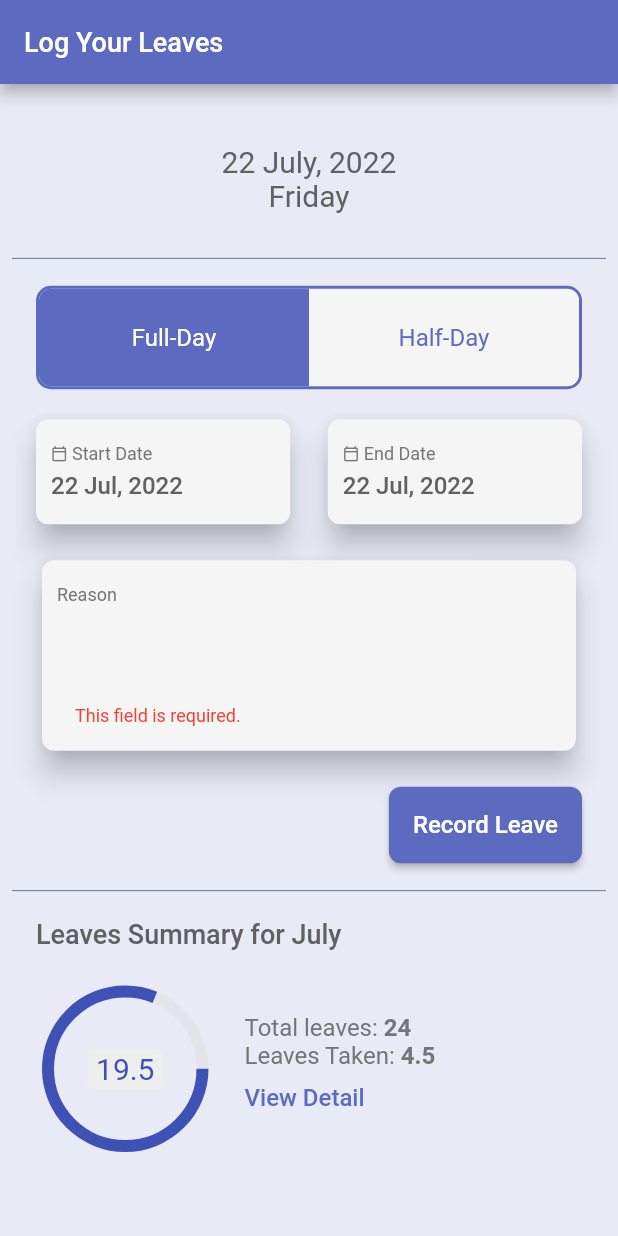
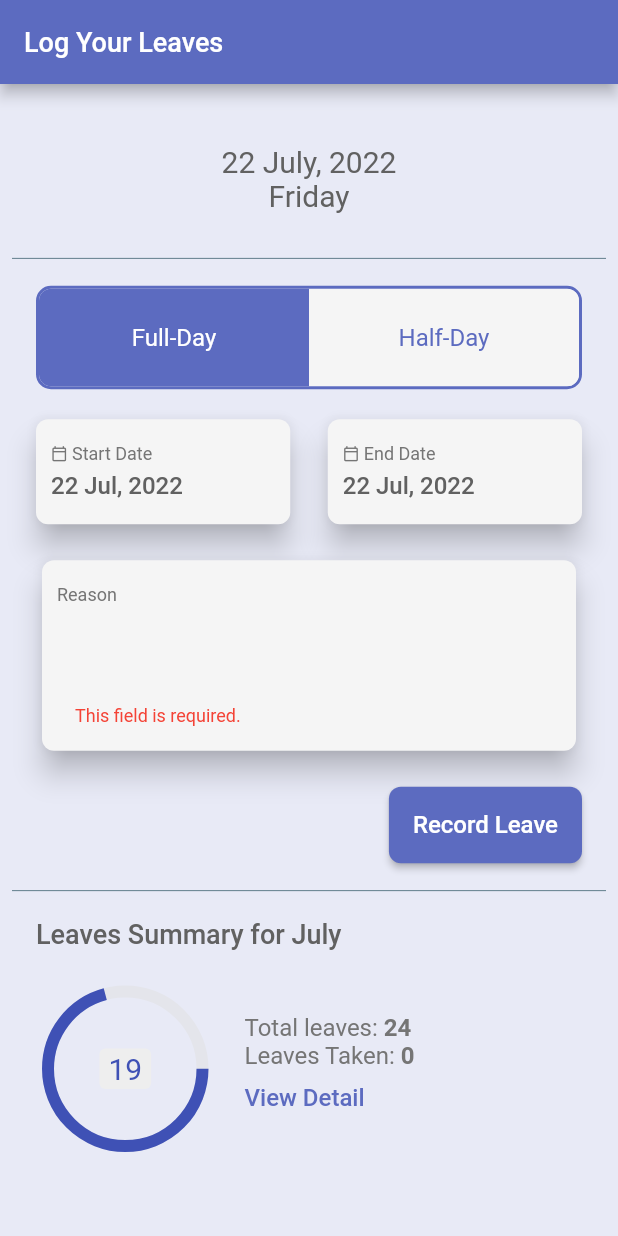
Before and after one commit to avinanakarmi/flutter_first, a Flutter app: the screen it shows after launch, after a tap on "Record Leave", on a phone screen of 412 x 824 dp. Run offline on Flutter 3.47's test engine with Material 2 defaults, Android fonts, the phone set to English and light mode, and no system bars; drawn by our look-alikes of pie_chart; our stand-ins replace firebase_core, firebase_database; accounts and stored records are empty; generated files the repository leaves out were written again.

Commit message:
Firebase integrated to record leaves

```diff
--- a/lib/classes/leave.dart
+++ b/lib/classes/leave.dart
@@ -1,10 +1,12 @@
 class Leave {
+  late String key;
   late DateTime startDate;
   late DateTime endDate;
   late String reason;
   late String type;
 
   Leave({
+    required this.key,
     required this.startDate,
     required this.endDate,
     required this.reason,
--- a/lib/main.dart
+++ b/lib/main.dart
@@ -1,7 +1,9 @@
 import 'package:firebase_core/firebase_core.dart';
 import 'package:flutter/material.dart';
+import 'package:provider/provider.dart';
 
 import 'package:first/firebase_options.dart';
+import 'package:first/providers/leaves_provider.dart';
 
 import 'screens/home.dart';
 
@@ -11,7 +13,14 @@ Future main() async {
     options: DefaultFirebaseOptions.currentPlatform,
   );
 
-  runApp(const MyApp());
+  runApp(
+    MultiProvider(
+      providers: [
+        ChangeNotifierProvider(create: (_) => Leaves()),
+      ],
+      child: const MyApp(),
+    ),
+  );
 }
 
 class MyApp extends StatelessWidget {
@@ -33,22 +42,10 @@ class MyApp extends StatelessWidget {
             color: Color(0xff616161),
             fontSize: 20,
           ),
-          bodyText1: TextStyle(
-            color: Color(0xff616161),
-            fontSize: 16
-          ),
-          bodyText2: TextStyle(
-            color: Color(0xff757575),
-            fontSize: 16
-          ),
-          button: TextStyle(
-            color: Colors.white,
-            fontSize: 16
-          ),
-          subtitle1: TextStyle(
-            color: Color(0xff757575),
-            fontSize: 12
-          ),
+          bodyText1: TextStyle(color: Color(0xff616161), fontSize: 16),
+          bodyText2: TextStyle(color: Color(0xff757575), fontSize: 16),
+          button: TextStyle(color: Colors.white, fontSize: 16),
+          subtitle1: TextStyle(color: Color(0xff757575), fontSize: 12),
         ),
       ),
       home: const MyHomePage(title: 'Log Your Leaves'),
--- /dev/null
+++ b/lib/providers/leaves_provider.dart
@@ -0,0 +1,42 @@
+import 'package:flutter/foundation.dart';
+
+import '../classes/leave.dart';
+
+class Leaves with ChangeNotifier, DiagnosticableTreeMixin {
+  final List<Leave> _leaves = [];
+  final List<DateTime> _unselectableLeaves = [];
+  double _leavesTaken = 0;
+
+  List<Leave> get leaves => _leaves;
+  List<DateTime> get unselectableLeaves => _unselectableLeaves;
+  double get leaveTaken => _leavesTaken;
+
+  void append(leave) {
+    _leaves.add(leave);
+    double leaveDuration =
+        leave.endDate.difference(leave.startDate).inHours / 24;
+    _leavesTaken =
+        _leavesTaken + double.parse(leaveDuration.toStringAsFixed(1));
+
+    final daysToGenerate = leave.endDate.add(const Duration(days: 1)).difference(leave.startDate).inDays;
+    var days = List.generate(
+        daysToGenerate,
+        (i) => DateTime(leave.startDate.year, leave.startDate.month,
+            leave.startDate.day + (i)));
+
+    for (var day in days) {
+      if (!(_unselectableLeaves.indexWhere((element) => element == day) >= 0)) {
+        _unselectableLeaves.add(day);
+      }
+    }
+
+    notifyListeners();
+  }
+
+  /// Makes `Counter` readable inside the devtools by listing all of its properties
+  @override
+  void debugFillProperties(DiagnosticPropertiesBuilder properties) {
+    super.debugFillProperties(properties);
+    properties.add(IterableProperty('leaves', leaves));
+  }
+}
--- a/lib/screens/home.dart
+++ b/lib/screens/home.dart
@@ -1,3 +1,4 @@
+import 'package:first/utilities/database.dart';
 import 'package:first/widgets/custom_divider.dart';
 import 'package:first/widgets/leave_form.dart';
 import 'package:first/widgets/leave_summary.dart';
@@ -5,6 +6,9 @@ import 'package:first/widgets/leave_summary.dart';
 import 'package:flutter/material.dart';
 
 import 'package:first/widgets/date.dart';
+import 'package:provider/provider.dart';
+
+import '../providers/leaves_provider.dart';
 
 class MyHomePage extends StatefulWidget {
   const MyHomePage({Key? key, required this.title}) : super(key: key);
@@ -26,12 +30,24 @@ class _MyHomePageState extends State<MyHomePage> {
         child: Padding(
           padding: const EdgeInsets.symmetric(vertical: 20.0, horizontal: 8.0),
           child: Column(
-            children: const <Widget>[
-              TodayDate(),
-              CustomDivider(),
-              LeaveForm(),
-              CustomDivider(),
-              LeaveSummary(),
+            children: <Widget>[
+              const TodayDate(),
+              const CustomDivider(),
+              const LeaveForm(),
+              const CustomDivider(),
+              FutureBuilder<void>(
+                future: getLeaves(
+                  context.read<Leaves>().append,
+                  context.watch<Leaves>().leaves,
+                ),
+                builder: (BuildContext context, AsyncSnapshot<void> snapshot) {
+                  if (snapshot.connectionState == ConnectionState.done) {
+                    return const LeaveSummary();
+                  } else {
+                    return const Text("Loading ...");
+                  }
+                },
+              ),
             ],
           ),
         ),
--- a/lib/screens/leaves_detail.dart
+++ b/lib/screens/leaves_detail.dart
@@ -17,12 +17,14 @@ class LeavesDetail extends StatefulWidget {
 class _LeavesDetailState extends State<LeavesDetail> {
   List<Leave> leaves = [
     Leave(
+      key: "1",
       startDate: DateTime(2022, 1, 4),
       endDate: DateTime(2022, 1, 4),
       reason: "Sick",
       type: "Full"
     ),
     Leave(
+      key: "2",
       startDate: DateTime(2022, 2, 6),
       endDate: DateTime(2022, 2, 8),
       reason: "Sick",
--- /dev/null
+++ b/lib/utilities/database.dart
@@ -0,0 +1,93 @@
+import 'dart:convert';
+
+import 'package:firebase_core/firebase_core.dart';
+import 'package:firebase_database/firebase_database.dart';
+import 'package:first/classes/leave.dart';
+import 'package:flutter/foundation.dart';
+
+FirebaseApp app = Firebase.app('leaves');
+FirebaseDatabase database = FirebaseDatabase.instanceFor(app: app);
+
+Future<void> getLeaves(leavesAppendFunc, fetchedLeaves) async {
+  try {
+    DateTime now = DateTime.now();
+    final leavesRef = FirebaseDatabase.instance
+        .ref("/leaves")
+        .startAt("${now.year}-01-01")
+        .endAt("${now.year + 1}-01-01")
+        .ref;
+    leavesRef.onValue.listen((event) {
+      for (final child in event.snapshot.children) {
+        Map<String, dynamic> data = jsonDecode(jsonEncode(child.value));
+        var leave = Leave(
+          key: child.key.toString(),
+          startDate: DateTime.parse(data["startDate"]),
+          endDate: DateTime.parse(data["endDate"]),
+          reason: data["reason"],
+          type: data["type"],
+        );
+        if (fetchedLeaves.length == 0) {
+          leavesAppendFunc(leave);
+        } else if (!(fetchedLeaves
+                .indexWhere((element) => element.key == leave.key) >=
+            0)) {
+          leavesAppendFunc(leave);
+        }
+      }
+    }, onError: (error) {
+      if (kDebugMode) {
+        print(error);
+      }
+    });
+  } catch (e) {
+    if (kDebugMode) {
+      print(e);
+    }
+  }
+}
+
+Future logLeave(
+  DateTime startDate,
+  DateTime endDate,
+  String reason,
+  String type,
+) async {
+  try {
+    String leaveType = type.split("-")[0];
+    DatabaseReference ref = FirebaseDatabase.instance.ref("/leaves");
+    DatabaseReference newLog = ref.push();
+    await newLog.set({
+      "startDate": DateTime(
+        startDate.year,
+        startDate.month,
+        startDate.day,
+      ).toString(),
+      "endDate": leaveType == "Half"
+          ? DateTime(
+              startDate.year,
+              startDate.month,
+              startDate.day,
+            )
+              // 12 hours added to count half a day
+              .add(const Duration(hours: 12))
+              .toString()
+          : startDate == endDate
+              ? DateTime(endDate.year, endDate.month, endDate.day, 23, 59, 59)
+                  .toString()
+                  .toString()
+              : DateTime(
+                  endDate.year,
+                  endDate.month,
+                  endDate.day,
+                ).toString(),
+      "reason": reason,
+      "type": leaveType,
+    });
+  } catch (e) {
+    if (kDebugMode) {
+      print(e);
+    }
+  }
+}
+
+// TO-DO: Delete an entry
--- a/lib/widgets/input_field.dart
+++ b/lib/widgets/input_field.dart
@@ -1,8 +1,15 @@
 import 'package:flutter/material.dart';
 
-class InputField extends StatelessWidget {
-  const InputField({Key? key}) : super(key: key);
+class InputField extends StatefulWidget {
+  const InputField({Key? key, required this.setReason}) : super(key: key);
 
+  final Function setReason;
+
+  @override
+  State<InputField> createState() => _InputFieldState();
+}
+
+class _InputFieldState extends State<InputField> {
   @override
   Widget build(BuildContext context) {
     return Card(
@@ -24,6 +31,7 @@ class InputField extends StatelessWidget {
               style: Theme.of(context).textTheme.subtitle1,
             ),
             TextFormField(
+              onSaved: (value) {widget.setReason(value);},
               cursorColor: const Color(0xff5c6bc0),
               validator: (value) {
                 if (value == null || value.isEmpty || value.trim() == "") {
--- a/lib/widgets/leave_form.dart
+++ b/lib/widgets/leave_form.dart
@@ -1,3 +1,4 @@
+import 'package:first/utilities/database.dart';
 import 'package:first/widgets/custom_switch.dart';
 import 'package:first/widgets/input_field.dart';
 import 'package:flutter/material.dart';
@@ -17,6 +18,7 @@ class _LeaveFormState extends State<LeaveForm> {
   DateTime selectedStartDate = DateTime.now();
   DateTime selectedEndDate = DateTime.now();
   String selectedLeaveType = "Full-Day";
+  String reason = "";
 
   setStartDate(value) {
     setState(() {
@@ -28,6 +30,12 @@ class _LeaveFormState extends State<LeaveForm> {
   setEndDate(value) {
     setState(() {
       selectedEndDate = value;
+    });
+  }
+
+  setReason(value) {
+    setState(() {
+      reason = value;
     });
   }
 
@@ -84,17 +92,20 @@ class _LeaveFormState extends State<LeaveForm> {
                 minValue: DateTime(2015, 8),
               ),
               if (selectedLeaveType != "Half-Day") const SizedBox(width: 25),
-              if (selectedLeaveType != "Half-Day") DateSelector(
-                name: "End Date",
-                setValue: setEndDate,
-                value: selectedEndDate,
-                minValue: selectedStartDate,
-              ),
+              if (selectedLeaveType != "Half-Day")
+                DateSelector(
+                  name: "End Date",
+                  setValue: setEndDate,
+                  value: selectedEndDate,
+                  minValue: selectedStartDate,
+                ),
             ]),
             const SizedBox(
               height: 20,
             ),
-            const InputField(),
+            InputField(
+              setReason: setReason,
+            ),
             const SizedBox(
               height: 20,
             ),
@@ -115,9 +126,22 @@ class _LeaveFormState extends State<LeaveForm> {
                   ),
                   onPressed: () {
                     if (_formKey.currentState!.validate()) {
+                      _formKey.currentState?.save();
                       ScaffoldMessenger.of(context).showSnackBar(
                         const SnackBar(content: Text('Saving...')),
                       );
+                      logLeave(
+                        selectedStartDate,
+                        selectedEndDate,
+                        reason,
+                        selectedLeaveType,
+                      ).then((value) {
+                        _formKey.currentState?.reset();
+                      }).catchError((error) {
+                        ScaffoldMessenger.of(context).showSnackBar(
+                          const SnackBar(content: Text('Could not save data.')),
+                        );
+                      });
                     }
                   },
                   child: const Text('Record Leave'),
--- a/lib/widgets/leave_info_card.dart
+++ b/lib/widgets/leave_info_card.dart
@@ -17,6 +17,7 @@ class LeaveInfo extends StatelessWidget {
 
   @override
   Widget build(BuildContext context) {
+    // TO-DO: add swipe behaviour to delete log
     return Card(
       child: Padding(
         padding: const EdgeInsets.symmetric(
@@ -35,7 +36,7 @@ class LeaveInfo extends StatelessWidget {
                       DateFormat('dd MMM, yyyy').format(startDate),
                       style: Theme.of(context).textTheme.subtitle1,
                     ),
-                    if (startDate != endDate)
+                    if (type != "Half")
                       Text(
                         " to ${DateFormat('dd MMM, yyyy').format(endDate)}",
                         style: Theme.of(context).textTheme.subtitle1,
--- a/lib/widgets/leave_summary.dart
+++ b/lib/widgets/leave_summary.dart
@@ -1,8 +1,11 @@
 import 'package:flutter/material.dart';
+import 'package:provider/provider.dart';
 import 'package:intl/intl.dart';
 import 'package:pie_chart/pie_chart.dart';
 
 import 'package:first/screens/leaves_detail.dart';
+
+import '../providers/leaves_provider.dart';
 
 class LeaveSummary extends StatefulWidget {
   const LeaveSummary({Key? key}) : super(key: key);
@@ -15,10 +18,7 @@ class LeaveSummary extends StatefulWidget {
 
 class _LeaveSummaryState extends State<LeaveSummary> {
   final double totalLeaves = 24;
-
-  final Map<String, double>  leavesMap = <String, double>{
-    "remaining": 19.5,
-  };
+  double remainingLeaves = 19;
 
   final colorList = <Color>[
     Colors.indigo,
@@ -28,15 +28,6 @@ class _LeaveSummaryState extends State<LeaveSummary> {
 
   Function truncateTrailingZeros =
       (double num) => num.toString().replaceAll(RegExp(r'([.]*0)(?!.*\d)'), '');
-
-  @override
-  void initState() {
-    super.initState();
-    setState(() {
-      LeaveSummary.leavesTaken =
-          (totalLeaves - leavesMap.entries.toList()[0].value);
-    });
-  }
 
   @override
   Widget build(BuildContext context) {
@@ -53,13 +44,13 @@ class _LeaveSummaryState extends State<LeaveSummary> {
           Row(
             children: <Widget>[
               PieChart(
-                centerText:
-                    "${truncateTrailingZeros(leavesMap.entries.toList()[0].value)}",
+                centerText: "19",
+                // "${truncateTrailingZeros(leavesMap.entries.toList()[0].value)}",
                 centerTextStyle: const TextStyle(
                   color: Colors.indigo,
                   fontSize: 20,
                 ),
-                dataMap: leavesMap,
+                dataMap: const {"remaining": 17},
                 chartType: ChartType.ring,
                 chartRadius: MediaQuery.of(context).size.width / 4,
                 ringStrokeWidth: 8,
@@ -94,7 +85,7 @@ class _LeaveSummaryState extends State<LeaveSummary> {
                         const TextSpan(text: "Leaves Taken: "),
                         TextSpan(
                           text:
-                              "${truncateTrailingZeros(LeaveSummary.leavesTaken)}",
+                              "${truncateTrailingZeros(context.watch<Leaves>().leaveTaken)}",
                           style: const TextStyle(fontWeight: FontWeight.w600),
                         ),
                       ],
--- a/pubspec.yaml
+++ b/pubspec.yaml
@@ -39,6 +39,7 @@ dependencies:
   # firebase_auth: ^3.4.1
   firebase_database: ^9.0.18
   firebase_core: ^1.19.2
+  provider: ^6.0.3
   # google_sign_in: ^5.4.0
 
 dev_dependencies:
```
Also changed, not shown: lib/database.dart (deleted, +0 -10 lines), lib/widgets/date_selector.dart (+27 -3 lines), pubspec.lock.
